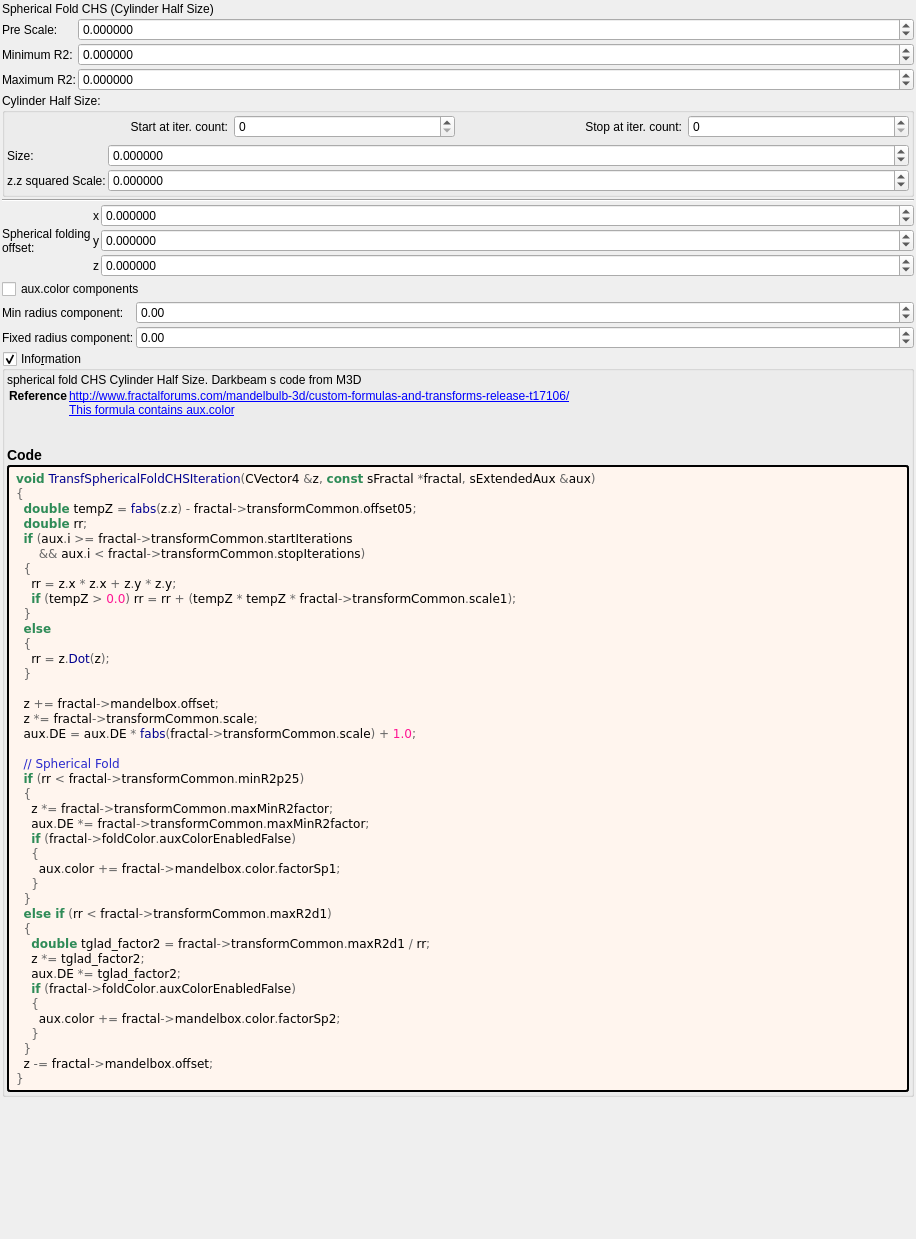
Before: the Qt Designer form mandelbulber2/formula/ui/transf_spherical_fold_chs.ui in buddhi1980/mandelbulber2, drawn with Qt 5.
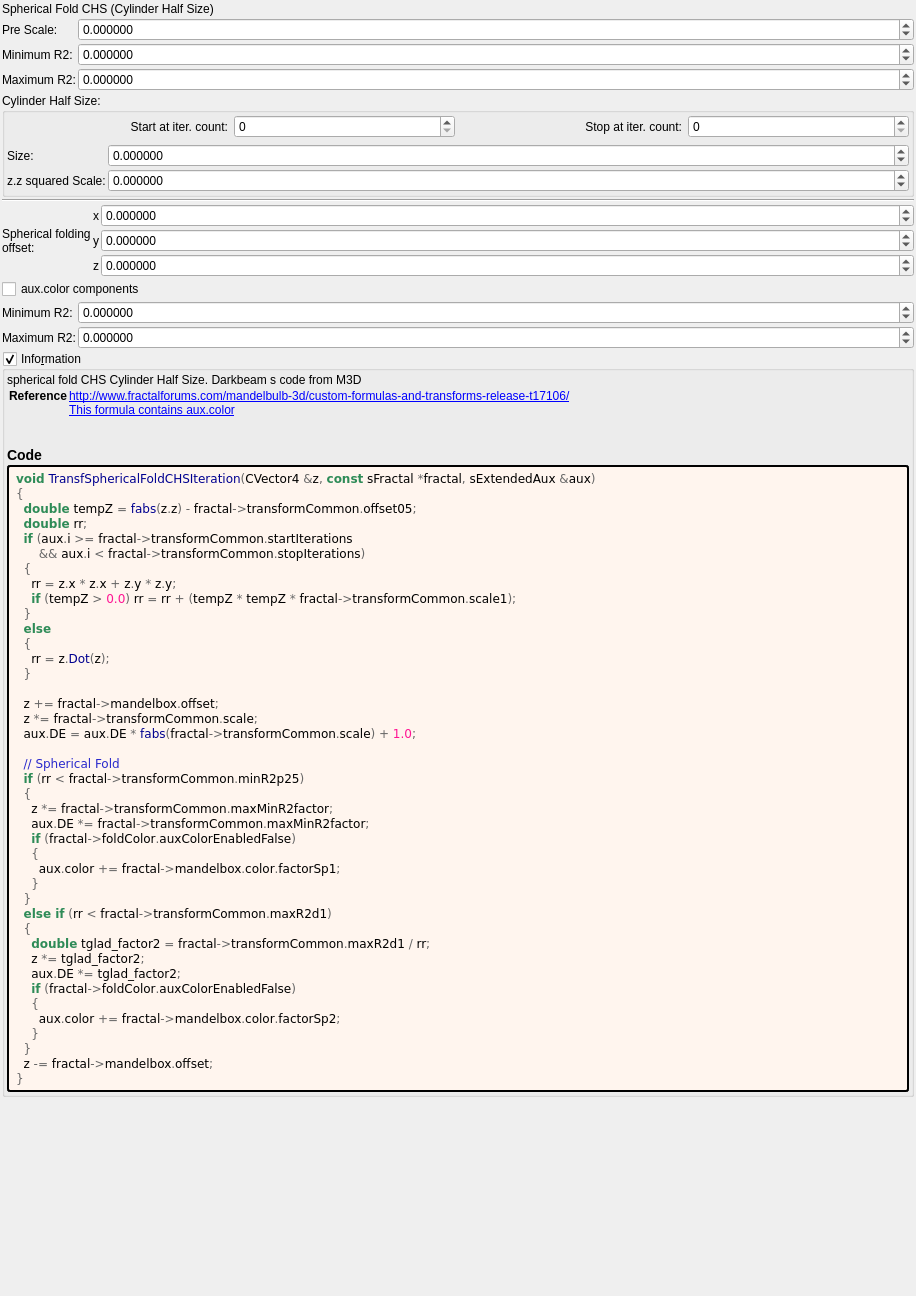
After: the same form once the commit is applied. Custom widgets are drawn as their Qt base class.

```diff
--- a/mandelbulber2/formula/ui/transf_spherical_fold_chs.ui
+++ b/mandelbulber2/formula/ui/transf_spherical_fold_chs.ui
@@ -7,7 +7,7 @@
     <x>0</x>
     <y>0</y>
     <width>916</width>
-    <height>1239</height>
+    <height>1296</height>
    </rect>
   </property>
   <property name="windowTitle">
@@ -476,7 +476,7 @@
         <string/>
        </property>
        <property name="decimals">
-        <number>2</number>
+        <number>6</number>
        </property>
        <property name="minimum">
         <double>-100.000000000000000</double>
@@ -504,7 +504,7 @@
         <string/>
        </property>
        <property name="decimals">
-        <number>2</number>
+        <number>6</number>
        </property>
        <property name="minimum">
         <double>-100.000000000000000</double>
@@ -520,14 +520,14 @@
      <item row="2" column="0">
       <widget class="QLabel" name="label_29">
        <property name="text">
-        <string>Fixed radius component:</string>
+        <string>Maximum R2:</string>
        </property>
       </widget>
      </item>
      <item row="1" column="0">
       <widget class="QLabel" name="label_28">
        <property name="text">
-        <string>Min radius component:</string>
+        <string>Minimum R2:</string>
        </property>
       </widget>
      </item>
```
Left out of the diff: 2 changed lines with no effect on the pictures.
